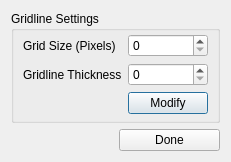
Before: the Qt Designer form gui/dialogInterfacePreferences.ui in Spinarakk/defectmonitor, drawn with Qt 5.
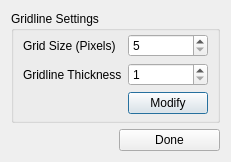
After: the same form once the commit is applied.

What changed in the file:
```diff
--- a/gui/dialogInterfacePreferences.ui
+++ b/gui/dialogInterfacePreferences.ui
@@ -6,7 +6,7 @@
    <rect>
     <x>0</x>
     <y>0</y>
-    <width>211</width>
+    <width>203</width>
     <height>146</height>
    </rect>
   </property>
@@ -46,10 +46,24 @@
        </widget>
       </item>
       <item row="0" column="1">
-       <widget class="QSpinBox" name="spinSize"/>
+       <widget class="QSpinBox" name="spinSize">
+        <property name="minimum">
+         <number>5</number>
+        </property>
+       </widget>
       </item>
       <item row="1" column="1">
-       <widget class="QSpinBox" name="spinThickness"/>
+       <widget class="QSpinBox" name="spinThickness">
+        <property name="toolTip">
+         <string>1 - 10</string>
+        </property>
+        <property name="minimum">
+         <number>1</number>
+        </property>
+        <property name="maximum">
+         <number>10</number>
+        </property>
+       </widget>
       </item>
       <item row="0" column="0">
        <widget class="QLabel" name="labelSize">
```
Left out of the diff: 6 changed lines with no effect on the pictures.
